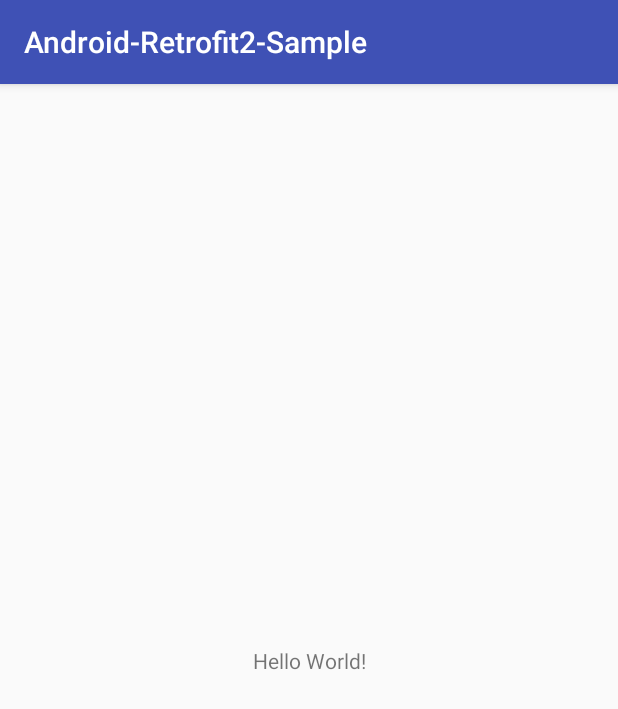
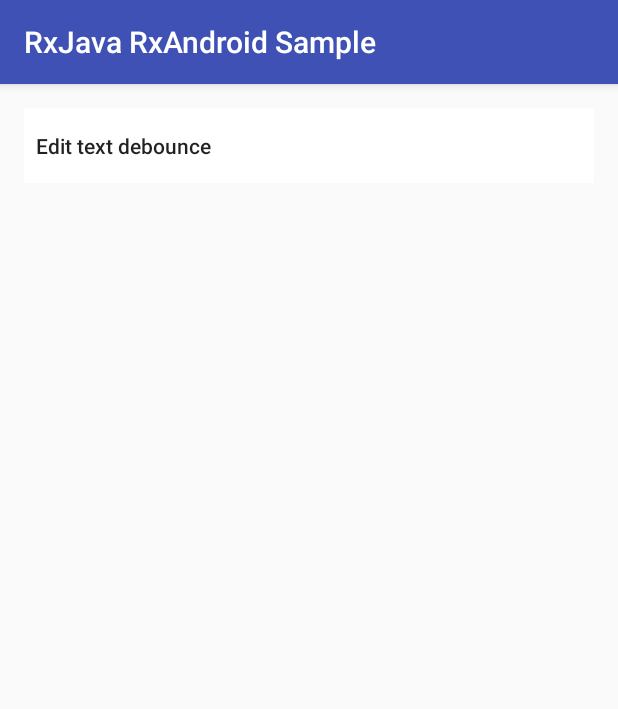
Before and after one commit to husaynhakeem/RxJava-RxAndroid-Sample, an Android app: the screen it shows after launch (MainActivity), on a phone screen of 412 x 824 dp. Shown: the top 709 px of the screen. Run offline under Robolectric (Android 15) with nearby library versions, the phone set to English and light mode, and no system bars; our stand-ins replace ButterKnife.

Commit message:
Edit text debounce - Done

```diff
--- a/app/src/main/java/husaynhakeem/io/android_retrofit2_sample/MainActivity.java
+++ b/app/src/main/java/husaynhakeem/io/rxjava_rxandroid_sample/MainActivity.java
@@ -1,7 +1,7 @@
-package husaynhakeem.io.android_retrofit2_sample;
+package husaynhakeem.io.rxjava_rxandroid_sample;
 
+import android.os.Bundle;
 import android.support.v7.app.AppCompatActivity;
-import android.os.Bundle;
 
 public class MainActivity extends AppCompatActivity {
 
@@ -9,5 +9,8 @@ public class MainActivity extends AppCompatActivity {
     protected void onCreate(Bundle savedInstanceState) {
         super.onCreate(savedInstanceState);
         setContentView(R.layout.activity_main);
+        getSupportFragmentManager().beginTransaction()
+                .add(R.id.content, new MainFragment())
+                .commit();
     }
 }
--- /dev/null
+++ b/app/src/main/java/husaynhakeem/io/rxjava_rxandroid_sample/MainFragment.java
@@ -0,0 +1,55 @@
+package husaynhakeem.io.rxjava_rxandroid_sample;
+
+import android.os.Bundle;
+import android.support.annotation.Nullable;
+import android.support.v4.app.Fragment;
+import android.view.LayoutInflater;
+import android.view.View;
+import android.view.ViewGroup;
+
+import butterknife.ButterKnife;
+import butterknife.OnClick;
+import butterknife.Unbinder;
+import husaynhakeem.io.rxjava_rxandroid_sample.fragments.DemoEditTextDebounce;
+
+/**
+ * Created by husaynhakeem on 7/24/17.
+ */
+
+public class MainFragment extends Fragment {
+
+
+    private Unbinder unbinder;
+
+
+    @Nullable
+    @Override
+    public View onCreateView(LayoutInflater inflater, @Nullable ViewGroup container, @Nullable Bundle savedInstanceState) {
+        View rootView = inflater.inflate(R.layout.fragment_main, container, false);
+        unbinder = ButterKnife.bind(this, rootView);
+        return rootView;
+    }
+
+
+    @Override
+    public void onDestroy() {
+        super.onDestroy();
+        unbinder.unbind();
+    }
+
+
+    @OnClick(R.id.btn_edit_text_debounce)
+    public void debounceDemo() {
+        switchFragment(new DemoEditTextDebounce());
+    }
+
+
+    private void switchFragment(Fragment fragment) {
+        String fragmentTag = fragment.getClass().getName();
+        getActivity().getSupportFragmentManager()
+                .beginTransaction()
+                .addToBackStack(fragmentTag)
+                .replace(R.id.content, fragment)
+                .commit();
+    }
+}
--- a/app/src/main/res/layout/activity_main.xml
+++ b/app/src/main/res/layout/activity_main.xml
@@ -1,18 +1,7 @@
 <?xml version="1.0" encoding="utf-8"?>
-<android.support.constraint.ConstraintLayout xmlns:android="http://schemas.android.com/apk/res/android"
-    xmlns:app="http://schemas.android.com/apk/res-auto"
+<FrameLayout xmlns:android="http://schemas.android.com/apk/res/android"
+    android:id="@+id/content"
     xmlns:tools="http://schemas.android.com/tools"
     android:layout_width="match_parent"
     android:layout_height="match_parent"
-    tools:context="husaynhakeem.io.android_retrofit2_sample.MainActivity">
-
-    <TextView
-        android:layout_width="wrap_content"
-        android:layout_height="wrap_content"
-        android:text="Hello World!"
-        app:layout_constraintBottom_toBottomOf="parent"
-        app:layout_constraintLeft_toLeftOf="parent"
-        app:layout_constraintRight_toRightOf="parent"
-        app:layout_constraintTop_toTopOf="parent" />
-
-</android.support.constraint.ConstraintLayout>
+    tools:context="husaynhakeem.io.rxjava_rxandroid_sample.husaynhakeem.io.rxjava_rxandroid_sample.MainActivity"/>
--- /dev/null
+++ b/app/src/main/res/layout/fragment_main.xml
@@ -0,0 +1,24 @@
+<?xml version="1.0" encoding="utf-8"?>
+<ScrollView xmlns:android="http://schemas.android.com/apk/res/android"
+    android:layout_width="match_parent"
+    android:layout_height="match_parent">
+
+    <LinearLayout
+        android:layout_width="match_parent"
+        android:layout_height="wrap_content"
+        android:orientation="vertical"
+        android:padding="@dimen/space_normal">
+
+        <Button
+            android:id="@+id/btn_edit_text_debounce"
+            android:layout_width="match_parent"
+            android:layout_height="@dimen/button_height"
+            android:background="@android:color/white"
+            android:gravity="start|center_vertical"
+            android:padding="@dimen/space_small"
+            android:text="Edit text debounce"
+            android:textAllCaps="false" />
+
+    </LinearLayout>
+
+</ScrollView>
--- /dev/null
+++ b/app/src/main/res/values/dimens.xml
@@ -0,0 +1,8 @@
+<?xml version="1.0" encoding="utf-8"?>
+<resources>
+
+    <dimen name="button_height">50dp</dimen>
+    <dimen name="space_big">24dp</dimen>
+    <dimen name="space_normal">16dp</dimen>
+    <dimen name="space_small">8dp</dimen>
+</resources>
--- a/app/src/main/res/values/strings.xml
+++ b/app/src/main/res/values/strings.xml
@@ -1,3 +1,5 @@
 <resources>
-    <string name="app_name">Android-Retrofit2-Sample</string>
+    <string name="app_name">RxJava RxAndroid Sample</string>
+    <string name="debounce_et_hint">Search query</string>
+    <string name="debounce_btn_clear_list">Clear list</string>
 </resources>
```
Also changed, not shown: app/build.gradle (+24 -2 lines), app/src/main/AndroidManifest.xml (+5 -4 lines), app/src/main/java/husaynhakeem/io/rxjava_rxandroid_sample/fragments/DemoEditTextDebounce.java (added, +119 -0 lines), app/src/main/res/layout/demo_edit_text_debounce.xml (added, +50 -0 lines), 4 other files.
